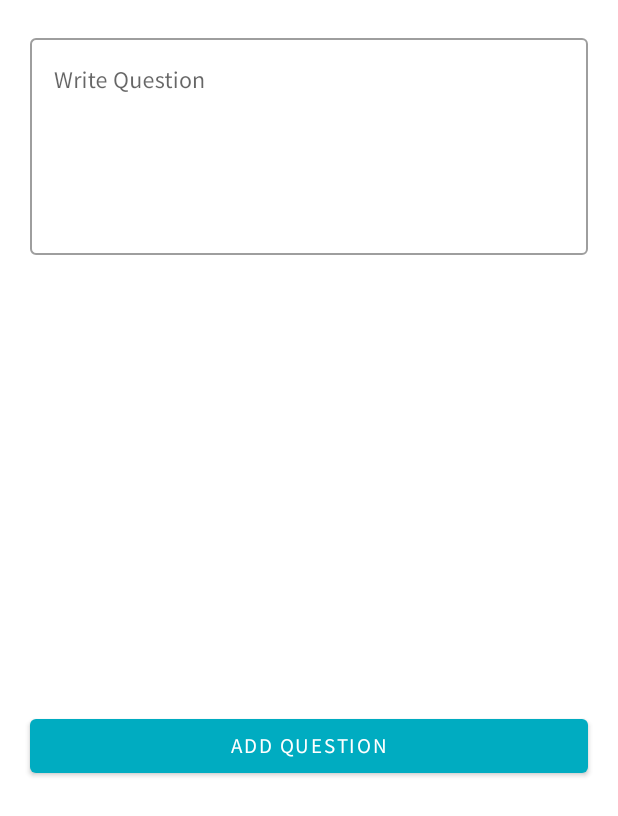
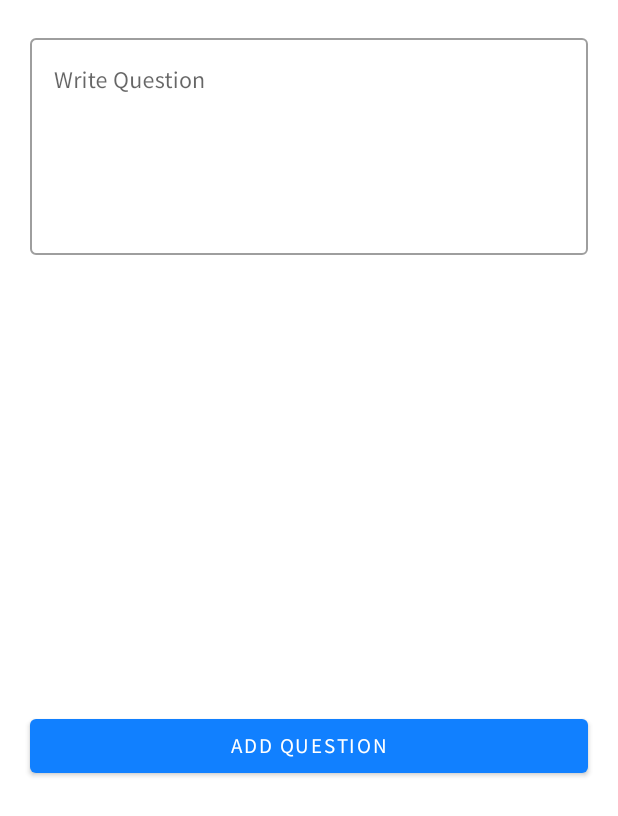
Before and after one commit to programmerpranit/College-Forum, an Android app: the AddQuestion screen opened through its navigation route, after a tap on "ADD QUESTION", on a phone screen of 412 x 824 dp. Shown: the top 816 px of the screen. Run offline under Robolectric (Android 15) with nearby library versions, the phone set to English and light mode, and no system bars; our stand-ins replace Dagger/Hilt's generated code.

```diff
--- a/app/src/main/java/com/psp/collegeforum/ui/fragments/AddQuestion.kt
+++ b/app/src/main/java/com/psp/collegeforum/ui/fragments/AddQuestion.kt
@@ -39,21 +39,28 @@ class AddQuestion : Fragment(R.layout.fragment_add_question) {
         val submitButton = binding.btnAddQuestion
 
         submitButton.setOnClickListener {
+
             val question = binding.etAddQuestion.text.toString()
 
-            lifecycleScope.launch(Dispatchers.Main) {
-                val res = viewmodel.postQuestion(question)
+            if (question != null) {
+                lifecycleScope.launch(Dispatchers.Main) {
+                    val res = viewmodel.postQuestion(question)
 
-                if (res) {
-                    view.findNavController().navigate(R.id.action_addQuestion_to_mainFragment)
-                    Toast.makeText(requireContext(), "Question Added Successfully", Toast.LENGTH_SHORT).show()
-                } else {
-                    Toast.makeText(requireContext(), "Failed to add question", Toast.LENGTH_SHORT).show()
+                    if (res) {
+                        view.findNavController().navigate(R.id.action_addQuestion_to_mainFragment)
+                        Toast.makeText(requireContext(),
+                            "Question Added Successfully",
+                            Toast.LENGTH_SHORT).show()
+                    } else {
+                        Toast.makeText(requireContext(),
+                            "Failed to add question",
+                            Toast.LENGTH_SHORT).show()
+                    }
                 }
+            } else {
+                Toast.makeText(requireContext(),"Enter a valid Question",Toast.LENGTH_LONG).show()
             }
-
         }
-
     }
 
 }
--- a/app/src/main/res/layout/fragment_main.xml
+++ b/app/src/main/res/layout/fragment_main.xml
@@ -65,7 +65,7 @@
         android:layout_height="wrap_content"
         android:clickable="true"
         android:src="@drawable/ic_add"
-        app:backgroundTint="#00acc1"
+        app:backgroundTint="#1180FF"
         app:layout_constraintBottom_toBottomOf="parent"
         app:layout_constraintEnd_toEndOf="parent"
         app:layout_constraintHorizontal_bias="0.954"
--- a/app/src/main/res/values/colors.xml
+++ b/app/src/main/res/values/colors.xml
@@ -14,5 +14,7 @@
     <color name="clr2">#2196F3</color>
     <color name="clr3">#FFEB3B</color>
     <color name="clr4">#4CAF50</color>
+    <color name="color1">#1180FF</color>
+
 
 </resources>
--- a/app/src/main/res/values/ic_launcher_background.xml
+++ b/app/src/main/res/values/ic_launcher_background.xml
@@ -1,4 +1,4 @@
 <?xml version="1.0" encoding="utf-8"?>
 <resources>
-    <color name="ic_launcher_background">#22D3EE</color>
+    <color name="ic_launcher_background">#1180FF</color>
 </resources>
--- a/app/src/main/res/values/themes.xml
+++ b/app/src/main/res/values/themes.xml
@@ -2,8 +2,8 @@
     <!-- Base application theme. -->
     <style name="Theme.CollegeForum" parent="Theme.MaterialComponents.DayNight.NoActionBar">
         <!-- Primary brand color. -->
-        <item name="colorPrimary">#00acc1</item>
-        <item name="colorPrimaryVariant">#00acc1</item>
+        <item name="colorPrimary">#1180FF</item>
+        <item name="colorPrimaryVariant">#1180FF</item>
         <item name="colorOnPrimary">@color/white</item>
         <!-- Secondary brand color. -->
         <item name="colorSecondary">@color/teal_200</item>
@@ -13,5 +13,6 @@
         <item name="android:statusBarColor" tools:targetApi="l">?attr/colorPrimaryVariant</item>
         <!-- Customize your theme here. -->
         <item name="fontFamily">@font/sansproregular</item>
+
     </style>
 </resources>
```
Also changed, not shown: app/src/main/java/com/psp/collegeforum/ui/adapters/AnswerAdapter.kt (+4 -4 lines), app/src/main/java/com/psp/collegeforum/ui/fragments/QuestionFragment.kt (+17 -13 lines), app/src/main/res/drawable/ic_launcher_foreground.xml (+4 -4 lines).
